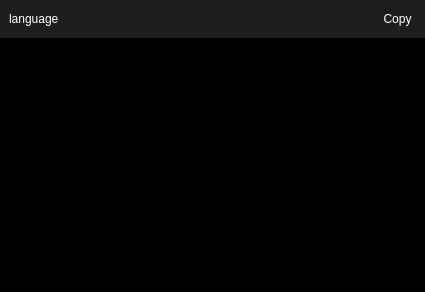
This is ui/CodeWidget.ui in KoromeloDev/MindMate as Qt 5 draws it before an edit. The edited form follows.
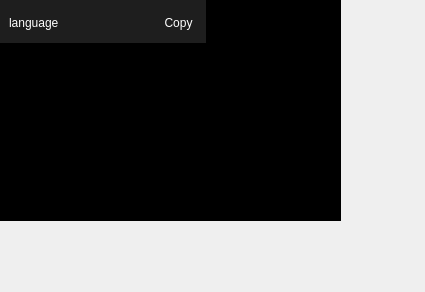
This is the edited form. Icons and pictures are not drawn.

What changed in the file:
```diff
--- a/ui/CodeWidget.ui
+++ b/ui/CodeWidget.ui
@@ -28,6 +28,65 @@
   <property name="locale">
    <locale language="English" country="UnitedStates"/>
   </property>
+  <widget class="QTextBrowser" name="codeBrowser">
+   <property name="geometry">
+    <rect>
+     <x>0</x>
+     <y>0</y>
+     <width>341</width>
+     <height>221</height>
+    </rect>
+   </property>
+   <property name="sizePolicy">
+    <sizepolicy hsizetype="Minimum" vsizetype="Minimum">
+     <horstretch>0</horstretch>
+     <verstretch>0</verstretch>
+    </sizepolicy>
+   </property>
+   <property name="styleSheet">
+    <string notr="true">background-color: rgb(0, 0, 0);
+padding-left:10px;
+padding-right:10px;
+padding-top:32px;
+padding-bottom:10px;</string>
+   </property>
+   <property name="frameShape">
+    <enum>QFrame::NoFrame</enum>
+   </property>
+   <property name="verticalScrollBarPolicy">
+    <enum>Qt::ScrollBarAlwaysOff</enum>
+   </property>
+   <property name="textInteractionFlags">
+    <set>Qt::TextSelectableByMouse</set>
+   </property>
+   <property name="openLinks">
+    <bool>false</bool>
+   </property>
+  </widget>
+  <widget class="QWidget" name="infoWidget" native="true">
+   <property name="geometry">
+    <rect>
+     <x>0</x>
+     <y>0</y>
+     <width>206</width>
+     <height>55</height>
+    </rect>
+   </property>
+   <property name="sizePolicy">
+    <sizepolicy hsizetype="Fixed" vsizetype="Fixed">
+     <horstretch>0</horstretch>
+     <verstretch>0</verstretch>
+    </sizepolicy>
+   </property>
+   <property name="minimumSize">
+    <size>
+     <width>0</width>
+     <height>55</height>
+    </size>
+   </property>
+   <property name="styleSheet">
+    <string notr="true">background-color: rgb(0, 0, 0);</string>
+   </property>
   <layout class="QVBoxLayout" name="verticalLayout">
    <property name="spacing">
     <number>0</number>
@@ -47,11 +106,17 @@
    <item>
     <widget class="QWidget" name="widget" native="true">
      <property name="sizePolicy">
-      <sizepolicy hsizetype="Minimum" vsizetype="Maximum">
+       <sizepolicy hsizetype="Expanding" vsizetype="Fixed">
        <horstretch>0</horstretch>
        <verstretch>0</verstretch>
       </sizepolicy>
      </property>
+      <property name="minimumSize">
+       <size>
+        <width>0</width>
+        <height>45</height>
+       </size>
+      </property>
      <property name="styleSheet">
       <string notr="true">QWidget 
 {
@@ -115,35 +180,26 @@
     </widget>
    </item>
    <item>
-    <widget class="QTextBrowser" name="codeBrowser">
+     <widget class="QWidget" name="widget_2" native="true">
      <property name="sizePolicy">
-      <sizepolicy hsizetype="Minimum" vsizetype="Minimum">
+       <sizepolicy hsizetype="Preferred" vsizetype="Fixed">
        <horstretch>0</horstretch>
        <verstretch>0</verstretch>
       </sizepolicy>
      </property>
+      <property name="minimumSize">
+       <size>
+        <width>0</width>
+        <height>12</height>
+       </size>
+      </property>
      <property name="styleSheet">
-      <string notr="true">background-color: rgb(0, 0, 0);
-padding-left:10px;
-padding-right:10px;
-padding-top:10px;
-padding-bottom:10px;</string>
-     </property>
-     <property name="frameShape">
-      <enum>QFrame::NoFrame</enum>
-     </property>
-     <property name="verticalScrollBarPolicy">
-      <enum>Qt::ScrollBarAlwaysOff</enum>
-     </property>
-     <property name="textInteractionFlags">
-      <set>Qt::TextSelectableByMouse</set>
-     </property>
-     <property name="openLinks">
-      <bool>false</bool>
+       <string notr="true">background-color: rgb(0, 0, 0);</string>
      </property>
     </widget>
    </item>
   </layout>
+  </widget>
  </widget>
  <resources/>
  <connections/>
```
Lines whose indentation alone changed are shown as unchanged.
